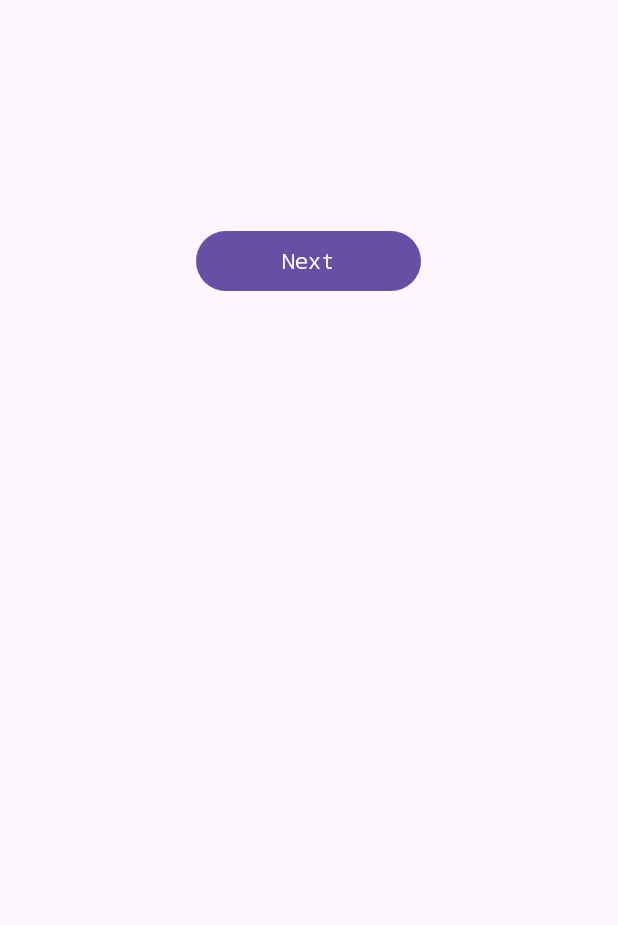
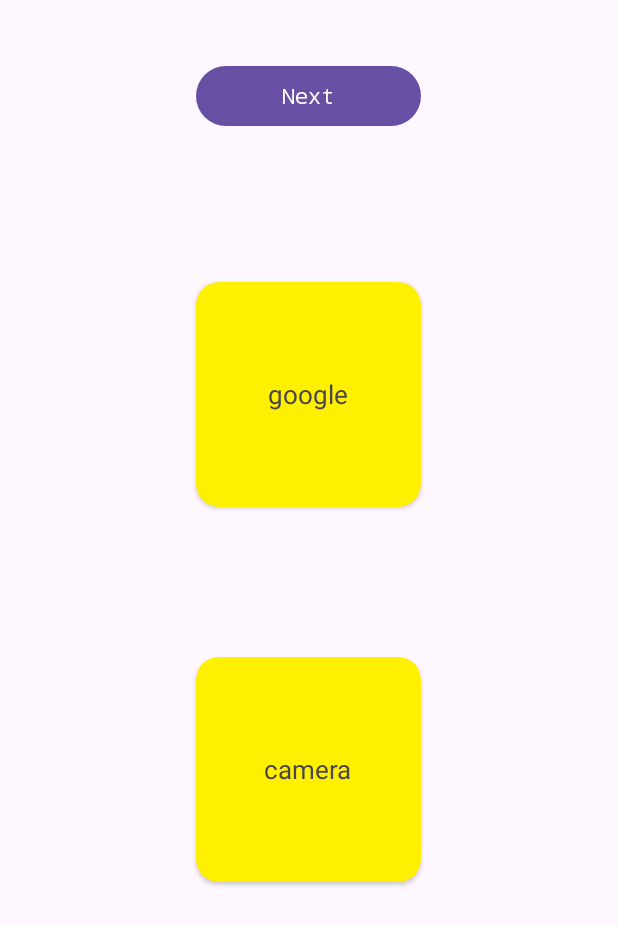
Before and after one commit to subham-k/ExplicitIntent, an Android app: the screen it shows after launch (MainActivity), on a phone screen of 412 x 824 dp. Shown: the top 925 px of the screen. Run offline under Robolectric (Android 15) with nearby library versions, the phone set to English and light mode, and no system bars.

Commit message:
Adding implicit intent file

```diff
--- a/app/src/main/java/com/example/explicitintent/MainActivity.kt
+++ b/app/src/main/java/com/example/explicitintent/MainActivity.kt
@@ -1,9 +1,13 @@
 package com.example.explicitintent
 
 import android.content.Intent
+import android.net.Uri
 import androidx.appcompat.app.AppCompatActivity
 import android.os.Bundle
+import android.provider.MediaStore
+import android.webkit.WebStorage
 import android.widget.Button
+import androidx.cardview.widget.CardView
 
 class MainActivity : AppCompatActivity() {
     override fun onCreate(savedInstanceState: Bundle?) {
@@ -17,5 +21,19 @@ class MainActivity : AppCompatActivity() {
             intent= Intent(applicationContext,SecondActivity::class.java)
             startActivity(intent)
         }
+
+        val webButton= findViewById<CardView>(R.id.cardGoogle)
+        val cameraButton= findViewById<CardView>(R.id.cardCamera)
+
+        webButton.setOnClickListener {
+            val intent= Intent(Intent.ACTION_VIEW)
+            intent.data= Uri.parse("https://leetcode.com/subhamkumar75/")
+            startActivity(intent)
+        }
+
+        cameraButton.setOnClickListener {
+            val intent= Intent(MediaStore.ACTION_IMAGE_CAPTURE)
+            startActivity(intent)
+        }
     }
 }
--- a/app/src/main/res/layout/activity_main.xml
+++ b/app/src/main/res/layout/activity_main.xml
@@ -13,9 +13,43 @@
         android:fontFamily="monospace"
         android:layout_width="150dp"
         android:layout_height="wrap_content"
-        android:layout_marginTop="150dp"
+        android:layout_marginTop="40dp"
         android:layout_gravity="center"
         android:text="Next" />
 
+    <androidx.cardview.widget.CardView
+        android:layout_width="150dp"
+        android:layout_height="150dp"
+        android:layout_gravity="center"
+        android:layout_marginTop="100dp"
+        app:cardCornerRadius="15dp"
+        android:id="@+id/cardGoogle"
+        app:cardBackgroundColor="#FFF000">
+
+        <TextView
+            android:layout_width="wrap_content"
+            android:layout_height="wrap_content"
+            android:layout_gravity="center"
+            android:textSize="17dp"
+            android:text="google" />
+    </androidx.cardview.widget.CardView>
+
+    <androidx.cardview.widget.CardView
+        android:layout_width="150dp"
+        android:layout_height="150dp"
+        android:layout_gravity="center"
+        android:layout_marginTop="100dp"
+        app:cardCornerRadius="15dp"
+        android:id="@+id/cardCamera"
+        app:cardBackgroundColor="#FFF000">
+
+        <TextView
+            android:layout_width="wrap_content"
+            android:layout_height="wrap_content"
+            android:layout_gravity="center"
+            android:textSize="17dp"
+            android:text="camera" />
+    </androidx.cardview.widget.CardView>
+
 
 </LinearLayout>
```
